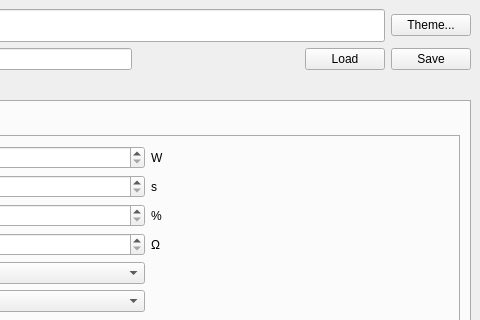
First picture: the form in src/mainwindow.ui, repository rrveex/nfe, before the edit; both pictures show x 487 to 967 and y 0 to 320 of the 967 by 979 pixel window.
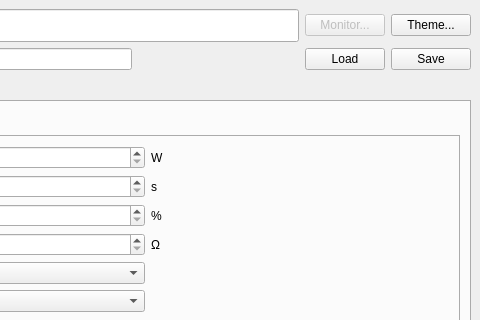
Second picture: the form after the edit.

Patch:
```diff
--- a/src/mainwindow.ui
+++ b/src/mainwindow.ui
@@ -36,6 +36,16 @@
         </property>
        </widget>
       </item>
+      <item>
+       <widget class="QPushButton" name="monitorBtn">
+        <property name="enabled">
+         <bool>false</bool>
+        </property>
+        <property name="text">
+         <string>Monitor...</string>
+        </property>
+       </widget>
+      </item>
       <item>
        <widget class="QPushButton" name="themeBtn">
         <property name="text">
```
